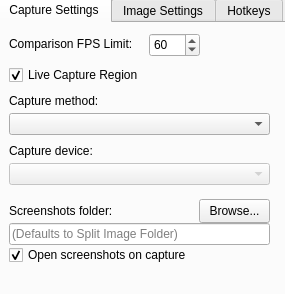
This is res/settings.ui in Toufool/AutoSplit as Qt 5 draws it before an edit. The edited form follows.
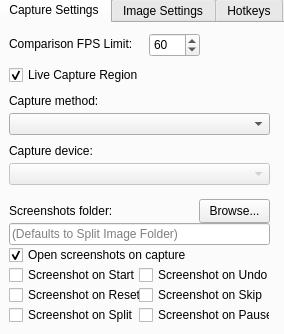
This is the edited form. Icons and pictures are not drawn.

Commit message: Add "Screenshot on ..." checkboxes

The edit to the form file:
```diff
--- a/res/settings.ui
+++ b/res/settings.ui
@@ -7,20 +7,20 @@
    <rect>
     <x>0</x>
     <y>0</y>
-    <width>285</width>
-    <height>294</height>
+    <width>284</width>
+    <height>334</height>
    </rect>
   </property>
   <property name="minimumSize">
    <size>
-    <width>285</width>
-    <height>294</height>
+    <width>284</width>
+    <height>334</height>
    </size>
   </property>
   <property name="maximumSize">
    <size>
-    <width>285</width>
-    <height>294</height>
+    <width>284</width>
+    <height>334</height>
    </size>
   </property>
   <property name="font">
@@ -41,7 +41,7 @@
      <x>-3</x>
      <y>-3</y>
      <width>291</width>
-     <height>301</height>
+     <height>341</height>
     </rect>
    </property>
    <property name="currentIndex">
@@ -88,7 +88,7 @@
       <rect>
        <x>10</x>
        <y>40</y>
-       <width>141</width>
+       <width>261</width>
        <height>24</height>
       </rect>
      </property>
@@ -107,7 +107,7 @@
       <rect>
        <x>10</x>
        <y>70</y>
-       <width>151</width>
+       <width>261</width>
        <height>16</height>
       </rect>
      </property>
@@ -158,7 +158,7 @@
       <rect>
        <x>10</x>
        <y>120</y>
-       <width>151</width>
+       <width>261</width>
        <height>16</height>
       </rect>
      </property>
@@ -210,7 +210,7 @@
       <rect>
        <x>10</x>
        <y>220</y>
-       <width>181</width>
+       <width>261</width>
        <height>24</height>
       </rect>
      </property>
@@ -224,6 +224,102 @@
       <bool>false</bool>
      </property>
     </widget>
+    <widget class="QCheckBox" name="screenshot_on_split_checkbox">
+     <property name="geometry">
+      <rect>
+       <x>10</x>
+       <y>280</y>
+       <width>131</width>
+       <height>24</height>
+      </rect>
+     </property>
+     <property name="text">
+      <string>Screenshot on Split</string>
+     </property>
+     <property name="tristate">
+      <bool>false</bool>
+     </property>
+    </widget>
+    <widget class="QCheckBox" name="screenshot_on_start_checkbox">
+     <property name="geometry">
+      <rect>
+       <x>10</x>
+       <y>240</y>
+       <width>131</width>
+       <height>24</height>
+      </rect>
+     </property>
+     <property name="text">
+      <string>Screenshot on Start</string>
+     </property>
+     <property name="tristate">
+      <bool>false</bool>
+     </property>
+    </widget>
+    <widget class="QCheckBox" name="screenshot_on_reset_checkbox">
+     <property name="geometry">
+      <rect>
+       <x>10</x>
+       <y>260</y>
+       <width>131</width>
+       <height>24</height>
+      </rect>
+     </property>
+     <property name="text">
+      <string>Screenshot on Reset</string>
+     </property>
+     <property name="tristate">
+      <bool>false</bool>
+     </property>
+    </widget>
+    <widget class="QCheckBox" name="screenshot_on_skip_checkbox">
+     <property name="geometry">
+      <rect>
+       <x>140</x>
+       <y>260</y>
+       <width>131</width>
+       <height>24</height>
+      </rect>
+     </property>
+     <property name="text">
+      <string>Screenshot on Skip</string>
+     </property>
+     <property name="tristate">
+      <bool>false</bool>
+     </property>
+    </widget>
+    <widget class="QCheckBox" name="screenshot_on_undo_checkbox">
+     <property name="geometry">
+      <rect>
+       <x>140</x>
+       <y>240</y>
+       <width>131</width>
+       <height>24</height>
+      </rect>
+     </property>
+     <property name="text">
+      <string>Screenshot on Undo</string>
+     </property>
+     <property name="tristate">
+      <bool>false</bool>
+     </property>
+    </widget>
+    <widget class="QCheckBox" name="screenshot_on_pause_checkbox">
+     <property name="geometry">
+      <rect>
+       <x>140</x>
+       <y>280</y>
+       <width>131</width>
+       <height>24</height>
+      </rect>
+     </property>
+     <property name="text">
+      <string>Screenshot on Pause</string>
+     </property>
+     <property name="tristate">
+      <bool>false</bool>
+     </property>
+    </widget>
    </widget>
    <widget class="QWidget" name="image_settings_tab">
     <attribute name="title">
```
The commit also changes 5 other files.
